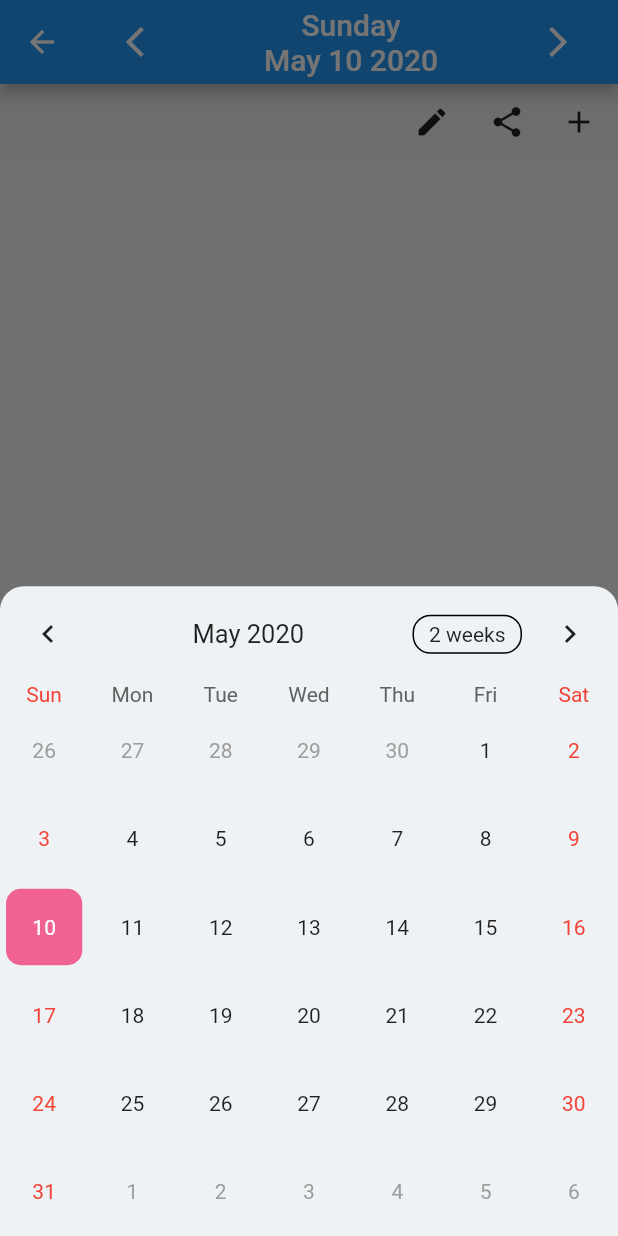
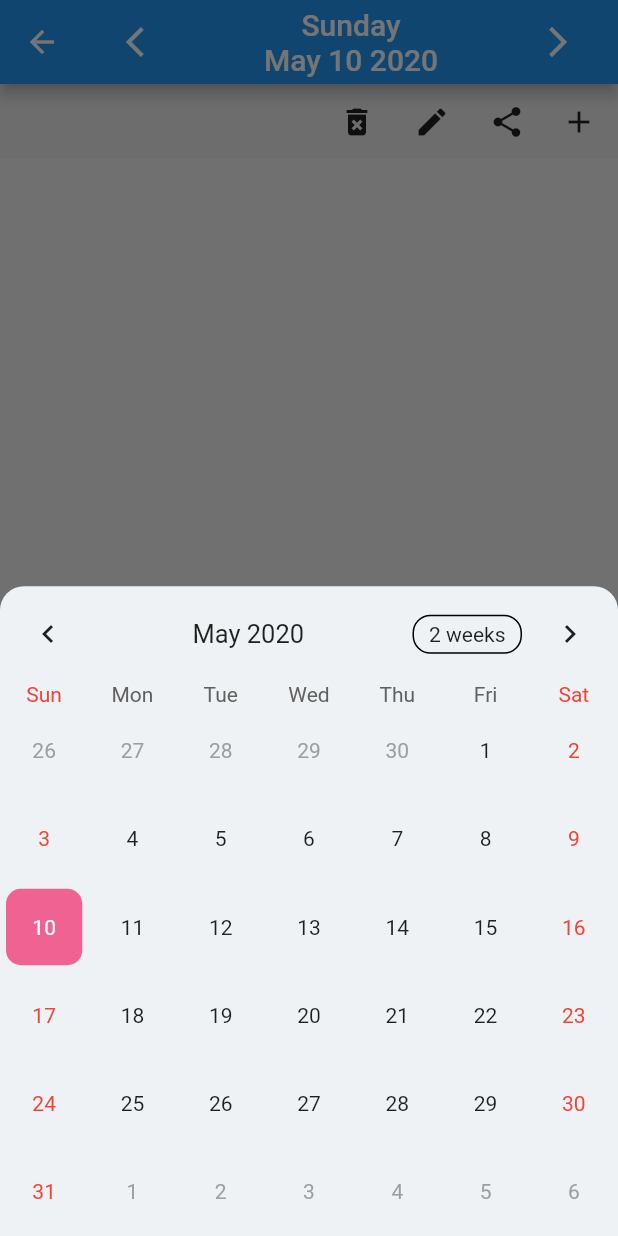
Before and after one commit to Hattomo/flutter_check_hub, a Flutter app: the CheckHubHome screen opened directly, after a tap on "Sunday", on a phone screen of 412 x 824 dp. Run offline on Flutter 3.47's test engine with Material 2 defaults, Android fonts, the phone set to English and light mode, and no system bars; drawn by our look-alikes of table_calendar; our stand-ins replace cloud_firestore, firebase_auth, package_info, sqflite; accounts and stored records are empty.

```diff
--- a/lib/pages/recordhome/item_list.dart
+++ b/lib/pages/recordhome/item_list.dart
@@ -23,7 +23,7 @@ class _ItemListState extends State<ItemList> {
     */
 
     return userdata?.itemstitle?.length == null
-        ? const CupertinoActivityIndicator()
+        ? Container(height: 100.0, child: const Center(child: CupertinoActivityIndicator()))
         : ListView.builder(
             scrollDirection: Axis.vertical,
             physics: const NeverScrollableScrollPhysics(),
@@ -32,8 +32,8 @@ class _ItemListState extends State<ItemList> {
             itemBuilder: (BuildContext context, int index) {
               return ItemTile(
                 itemtitle: userdata.itemstitle[index],
-                itemicon: userdata.itemsicon[index] ??
-                    const CupertinoActivityIndicator(),
+                itemicon: userdata.itemsicon[index] ,
+                itemId: userdata.itemsid[index],
               );
             },
           );
--- a/lib/pages/recordhome/record_home.dart
+++ b/lib/pages/recordhome/record_home.dart
@@ -41,6 +41,15 @@ class _RecordHomeState extends State<RecordHome> {
                 padding: const EdgeInsets.only(left: 2.0),
                 child: IconButton(
                   icon: const Icon(
+                    Icons.delete_forever,
+                  ),
+                  onPressed: () => showEditItem(),
+                ),
+              ),
+              Padding(
+                padding: const EdgeInsets.only(left: 2.0),
+                child: IconButton(
+                  icon: const Icon(
                     Icons.edit,
                   ),
                   onPressed: () => showEditItem(),
--- a/lib/service/date_time.dart
+++ b/lib/service/date_time.dart
@@ -4,7 +4,7 @@ class DateTimeManager {
   DateTime selectedDate = DateTime.now();
 
   final StreamController<DateTime> _dateStreamController =
-      StreamController<DateTime>();
+      StreamController<DateTime>.broadcast();
 
   Stream<DateTime> get dateStream => _dateStreamController.stream;
 
```
Also changed, not shown: lib/main.dart (+5 -2 lines), lib/pages/recordhome/item_tile.dart (+25 -8 lines), lib/service/data_store_service.dart (+13 -5 lines), lib/service/datebase_key.dart (+3 -5 lines), 1 other file.
